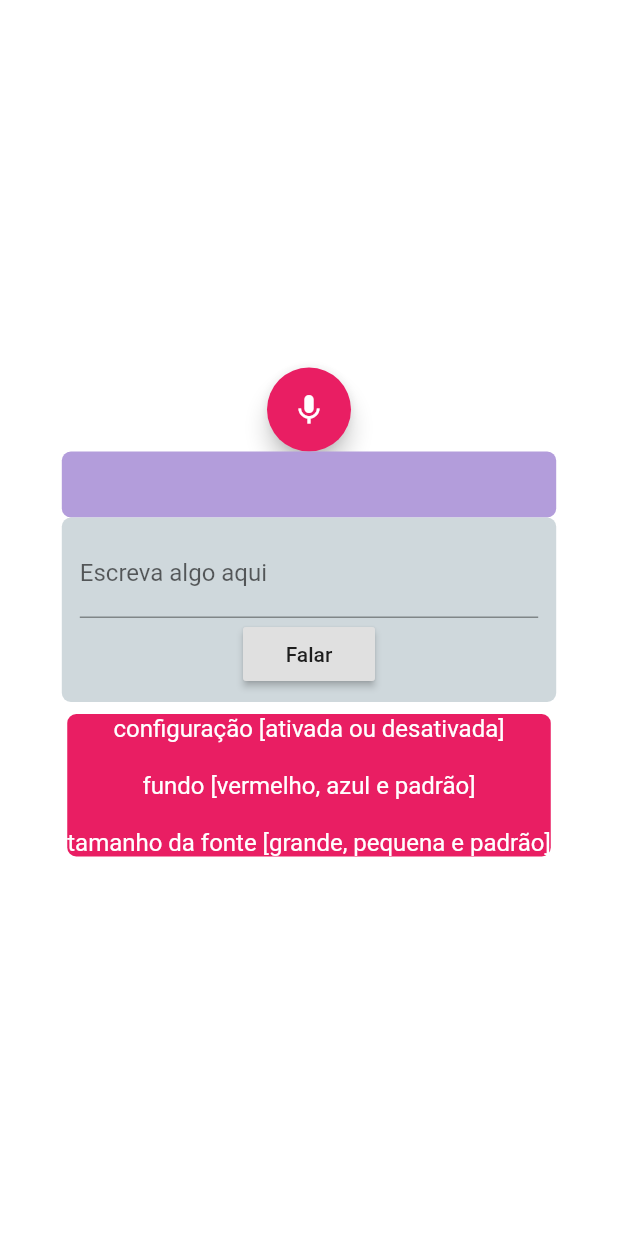
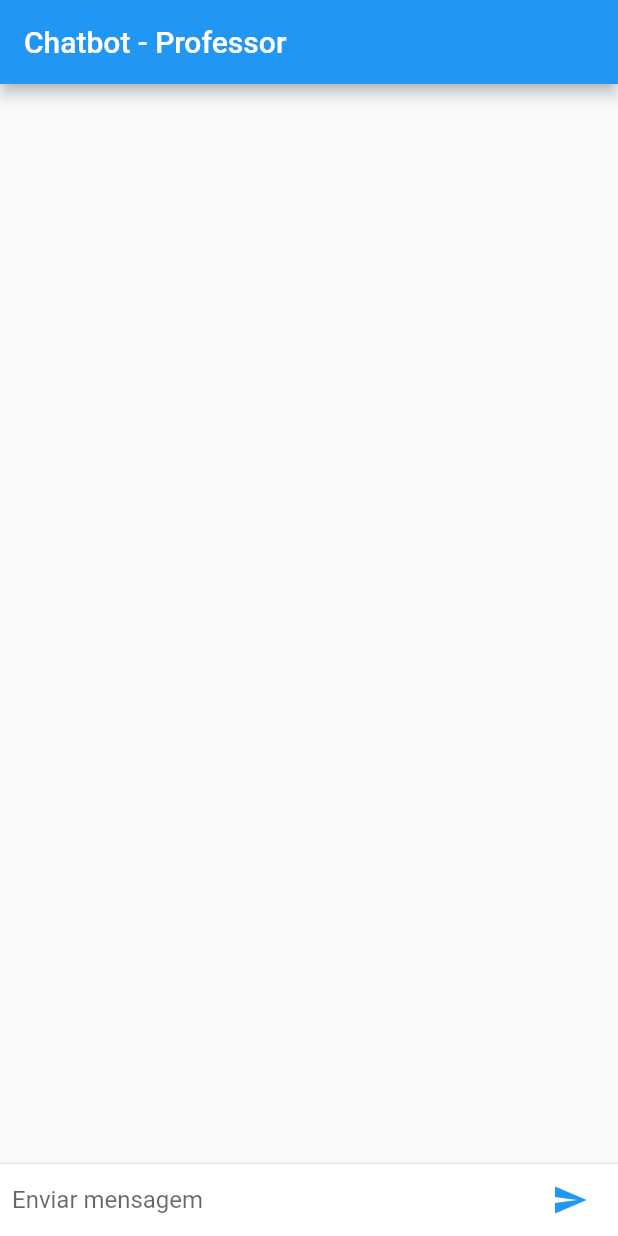
Before and after one commit to Skema1114/FlutterSpeech, a Flutter app: the screen it shows after launch, on a phone screen of 412 x 824 dp. Run offline on Flutter 3.47's test engine with Material 2 defaults, Android fonts, the phone set to English and light mode, and no system bars; our stand-ins replace flutter_tts, permission_handler, sqflite, toast; missing offline and left inert: flutter_dialogflow, speech_recognition; accounts and stored records are empty.

Commit message:
Tentativa de adicionar um chatboot, mas não respondeu

```diff
--- a/lib/main.dart
+++ b/lib/main.dart
@@ -1,4 +1,5 @@
 import 'package:flutterspeech/banco_dados/dao/Configuracao_DAO.dart';
+import 'package:flutterspeech/view/home_page.dart';
 import 'package:permission_handler/permission_handler.dart';
 import 'package:speech_recognition/speech_recognition.dart';
 import 'package:flutter_tts/flutter_tts.dart';
@@ -18,7 +19,7 @@ class FlutteSpeech extends StatelessWidget {
   @override
   Widget build(BuildContext context) {
     return MaterialApp(
-      home: VoiceHome(),
+      home: HomePage(),
     );
   }
 }
--- /dev/null
+++ b/lib/modelo/chat_message.dart
@@ -0,0 +1,13 @@
+enum ChatMessageType { sent, received }
+
+class ChatMessage {
+  final String name;
+  final String text;
+  final ChatMessageType type;
+
+  ChatMessage({
+    this.name,
+    this.text,
+    this.type = ChatMessageType.sent,
+  });
+}
--- /dev/null
+++ b/lib/view/home_page.dart
@@ -0,0 +1,133 @@
+import 'package:flutterspeech/modelo/chat_message.dart';
+import 'package:flutterspeech/widget/chat_message_list_item.dart';
+import 'package:flutter/material.dart';
+import 'package:flutter_dialogflow/dialogflow_v2.dart';
+
+class HomePage extends StatefulWidget {
+  @override
+  _HomePageState createState() => _HomePageState();
+}
+
+class _HomePageState extends State<HomePage> {
+  final _messageList = <ChatMessage>[];
+  final _controllerText = new TextEditingController();
+
+  @override
+  void dispose() {
+    super.dispose();
+    _controllerText.dispose();
+  }
+
+  @override
+  Widget build(BuildContext context) {
+    return Scaffold(
+      appBar: new AppBar(
+        title: Text('Chatbot - Professor'),
+      ),
+      body: Column(
+        children: <Widget>[
+          _buildList(),
+          Divider(height: 1.0),
+          _buildUserInput(),
+        ],
+      ),
+    );
+  }
+
+  // Cria a lista de mensagens (de baixo para cima)
+  Widget _buildList() {
+    return Flexible(
+      child: ListView.builder(
+        padding: EdgeInsets.all(8.0),
+        reverse: true,
+        itemBuilder: (_, int index) => ChatMessageListItem(chatMessage: _messageList[index]),
+        itemCount: _messageList.length,
+      ),
+    );
+  }
+
+  // Envia uma mensagem com o padrão a direita
+  void _sendMessage({String text}) {
+    _controllerText.clear();
+    _addMessage(name: 'Kleber Andrade', text: text, type: ChatMessageType.sent);
+  }
+
+  // Adiciona uma mensagem na lista de mensagens
+  void _addMessage({String name, String text, ChatMessageType type}) {
+    var message = ChatMessage(
+        text: text, name: name, type: type);
+    setState(() {
+      _messageList.insert(0, message);
+    });
+
+    if (type == ChatMessageType.sent) {
+      // Envia a mensagem para o chatbot e aguarda sua resposta
+      _dialogFlowRequest(query: message.text);
+    }
+  }
+
+  // Método incompleto ainda
+  Future _dialogFlowRequest({String query}) async {
+      // Adiciona uma mensagem temporária na lista
+      _addMessage(
+          name: 'Professor',
+          text: 'Escrevendo...',
+          type: ChatMessageType.received);
+
+      // Faz a autenticação com o serviço, envia a mensagem e recebe uma resposta da Intent
+      AuthGoogle authGoogle = await AuthGoogle(fileJson: "assets/credentials.json").build();
+      Dialogflow dialogflow = Dialogflow(authGoogle: authGoogle, language: "pt-BR");
+      AIResponse response = await dialogflow.detectIntent(query);
+
+      // remove a mensagem temporária
+      setState(() {
+        _messageList.removeAt(0);
+      });
+
+      // adiciona a mensagem com a resposta do DialogFlow
+      _addMessage(
+          name: 'Professor',
+          text: response.getMessage() ?? '',
+          type: ChatMessageType.received);
+  }
+
+  // Campo para escrever a mensagem
+  Widget _buildTextField() {
+    return new Flexible(
+      child: new TextField(
+        controller: _controllerText,
+        decoration: new InputDecoration.collapsed(
+          hintText: "Enviar mensagem",
+        ),
+      ),
+    );
+  }
+
+  // Botão para enviar a mensagem
+  Widget _buildSendButton() {
+    return new Container(
+      margin: new EdgeInsets.only(left: 8.0),
+      child: new IconButton(
+          icon: new Icon(Icons.send, color: Theme.of(context).accentColor),
+          onPressed: () {
+            if (_controllerText.text.isNotEmpty) {
+              _sendMessage(text: _controllerText.text);
+            }
+          }),
+    );
+  }
+
+  // Monta uma linha com o campo de text e o botão de enviao
+  Widget _buildUserInput() {
+    return Container(
+      color: Colors.white,
+      padding: const EdgeInsets.symmetric(horizontal: 8.0),
+      child: new Row(
+        children: <Widget>[
+          _buildTextField(),
+          _buildSendButton(),
+        ],
+      ),
+    );
+  }
+}
--- a/pubspec.yaml
+++ b/pubspec.yaml
@@ -29,6 +29,7 @@ dependencies:
   # The following adds the Cupertino Icons font to your application.
   # Use with the CupertinoIcons class for iOS style icons.
   cupertino_icons: ^0.1.2
+  flutter_dialogflow: ^0.1.0
 
 dev_dependencies:
   flutter_test:
@@ -45,7 +46,8 @@ flutter:
   # included with your application, so that you can use the icons in
   # the material Icons class.
   uses-material-design: true
-
+  assets:
+    - assets/credentials.json
   # To add assets to your application, add an assets section, like this:
   # assets:
   #  - images/a_dot_burr.jpeg
```
Also changed, not shown: assets/credentials.json (added, +12 -0 lines), lib/widget/chat_message_list_item.dart (added, +34 -0 lines), pubspec.lock.
